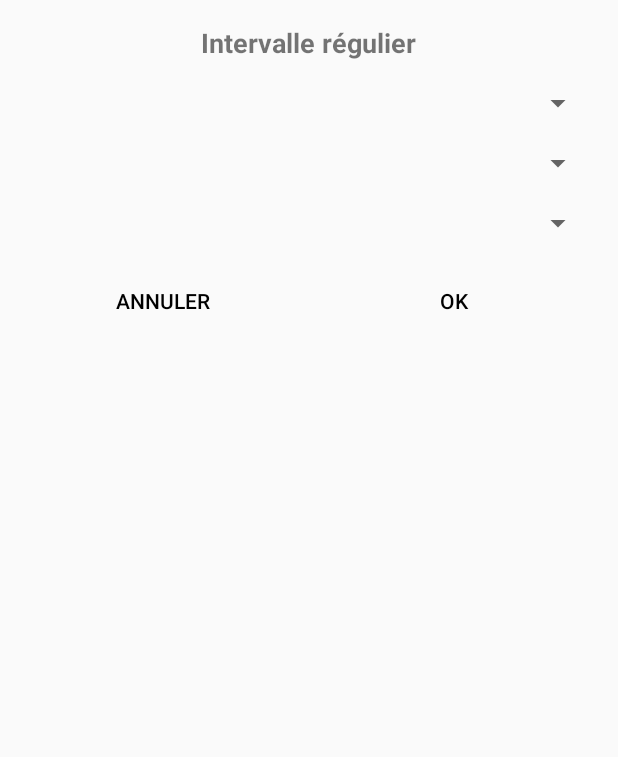
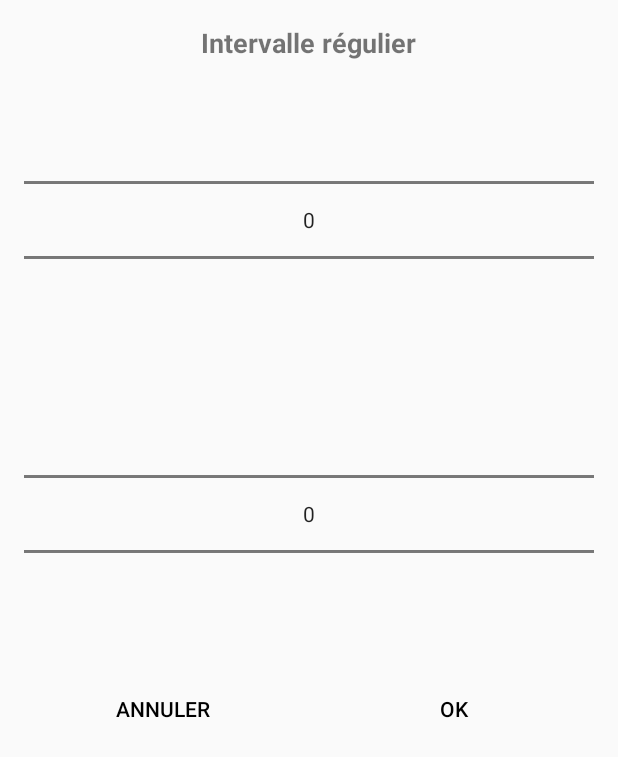
Before and after one commit to PacomeCailleteau/Medicalink, an Android app: the layout dialog_intervalle_regulier.xml on its own in the app's theme, with its tools: preview values and no code run, on a phone screen of 412 x 824 dp. Shown: the top 757 px of the screen. Run offline under Robolectric (Android 15) with nearby library versions, the phone set to English and light mode, and no system bars.

Commit message:
Ajout d'un bout intervalle régulier mais fonction avec number picker ne marche pas

```diff
--- a/app/src/main/res/layout/dialog_intervalle_regulier.xml
+++ b/app/src/main/res/layout/dialog_intervalle_regulier.xml
@@ -17,23 +17,16 @@
         android:layout_gravity="center_horizontal"
         android:layout_marginBottom="16dp"/>
 
-    <!-- Premier menu déroulant (entiers de 2 à 99) -->
-    <Spinner
-        android:id="@+id/firstSpinner"
+    <!-- Premier NumberPicker (entiers de 2 à 99) -->
+    <NumberPicker
+        android:id="@+id/firstNumberPicker"
         android:layout_width="match_parent"
         android:layout_height="wrap_content"
         android:layout_marginBottom="16dp"/>
 
-    <!-- Deuxième menu déroulant (jours, semaines, mois) -->
-    <Spinner
-        android:id="@+id/secondSpinner"
-        android:layout_width="match_parent"
-        android:layout_height="wrap_content"
-        android:layout_marginBottom="16dp"/>
-
-    <!-- Troisième menu déroulant (entiers de 1 à 52, ou de 1 à 12) -->
-    <Spinner
-        android:id="@+id/thirdSpinner"
+    <!-- Deuxième NumberPicker (jours, semaines, mois) -->
+    <NumberPicker
+        android:id="@+id/secondNumberPicker"
         android:layout_width="match_parent"
         android:layout_height="wrap_content"
         android:layout_marginBottom="16dp"/>
```
Also changed, not shown: app/src/main/java/dev/mobile/medicalink/fragments/traitements/AjoutManuelIntervalleRegulier.kt (+61 -40 lines), app/src/main/res/values/arrays.xml (deleted, +0 -28 lines).
